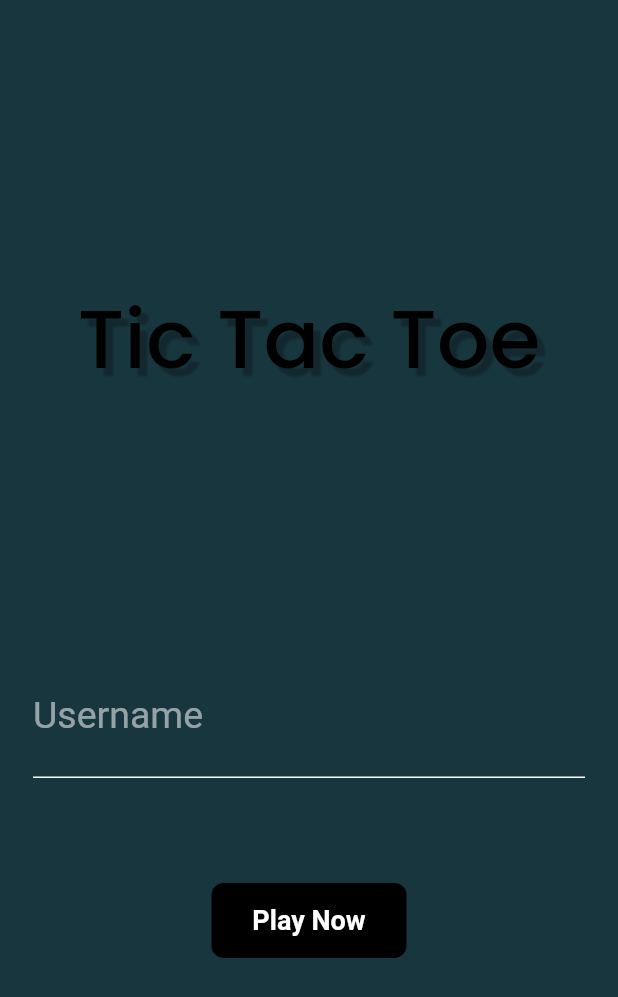
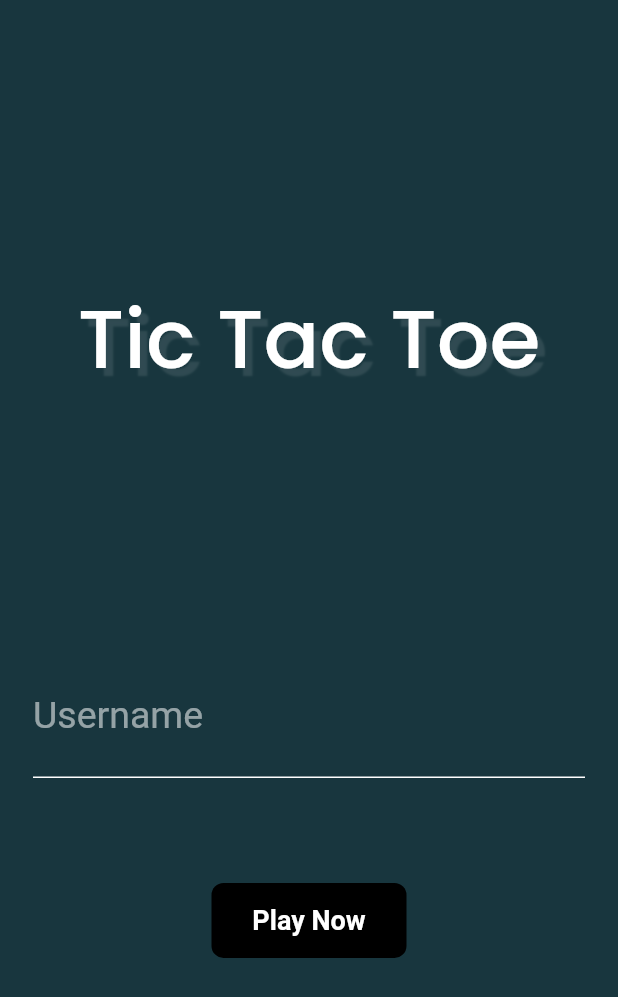
Before and after one commit to soulninja-dev/Tic-tac-toe, a Flutter app: the screen it shows after launch, on a phone screen of 412 x 824 dp. Shown: the top 997 px of the screen. Run offline on Flutter 3.47's test engine with Material 2 defaults, Android fonts, the light colour scheme and no system bars; Roboto replaces fonts that are missing (KiwiMaru).

Commit message:
🌈 color problems

```diff
--- a/lib/pages/home_page.dart
+++ b/lib/pages/home_page.dart
@@ -1,7 +1,6 @@
 import 'package:flutter/material.dart';
 import 'package:tictactor/pages/game_page.dart';
 import 'package:tictactor/widgets/enter_username.dart';
-
 import '../constants.dart';
 
 // ignore: must_be_immutable
@@ -31,10 +30,10 @@ class HomePage extends StatelessWidget {
                     "Tic Tac Toe",
                     style: TextStyle(
                       fontSize: 55,
-                      color: Colors.black,
+                      color: textColor,
                       shadows: [
                         Shadow(
-                          color: Colors.black26,
+                          color: Colors.white10,
                           offset: Offset(5, 5),
                           blurRadius: 1.0,
                         ),
```
